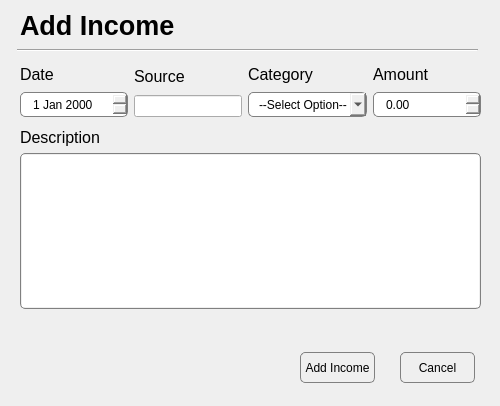
Old version of the form incomeDialog.ui in the repository j-bloom/BudgetBuddy.
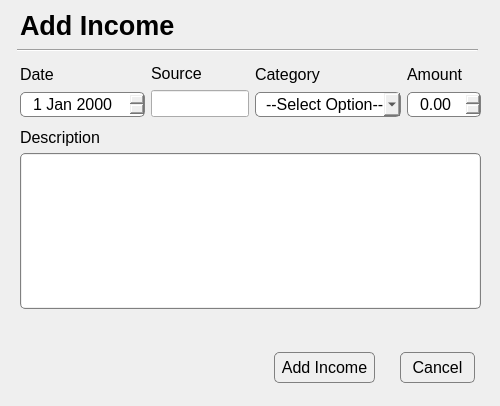
New version of the form.

Commit message: remove date sort and modify font size for better UX

The edit to the form file:
```diff
--- a/incomeDialog.ui
+++ b/incomeDialog.ui
@@ -91,6 +91,11 @@
      <height>31</height>
     </rect>
    </property>
+   <property name="font">
+    <font>
+     <pointsize>12</pointsize>
+    </font>
+   </property>
    <property name="text">
     <string>Cancel</string>
    </property>
@@ -98,12 +103,17 @@
   <widget class="QPushButton" name="incomeAddPushButton">
    <property name="geometry">
     <rect>
-     <x>300</x>
+     <x>274</x>
      <y>352</y>
-     <width>75</width>
+     <width>101</width>
      <height>31</height>
     </rect>
    </property>
+   <property name="font">
+    <font>
+     <pointsize>12</pointsize>
+    </font>
+   </property>
    <property name="text">
     <string>Add Income</string>
    </property>
@@ -173,6 +183,11 @@
           <height>25</height>
          </size>
         </property>
+        <property name="font">
+         <font>
+          <pointsize>12</pointsize>
+         </font>
+        </property>
        </widget>
       </item>
      </layout>
@@ -199,6 +214,11 @@
           <verstretch>0</verstretch>
          </sizepolicy>
         </property>
+        <property name="font">
+         <font>
+          <pointsize>12</pointsize>
+         </font>
+        </property>
        </widget>
       </item>
      </layout>
@@ -231,6 +251,11 @@
           <height>25</height>
          </size>
         </property>
+        <property name="font">
+         <font>
+          <pointsize>12</pointsize>
+         </font>
+        </property>
         <property name="placeholderText" stdset="0">
          <string>--Select Option--</string>
         </property>
@@ -296,6 +321,11 @@
           <height>25</height>
          </size>
         </property>
+        <property name="font">
+         <font>
+          <pointsize>12</pointsize>
+         </font>
+        </property>
        </widget>
       </item>
      </layout>
```
Left out of the diff: 8 changed lines with no effect on the pictures. The commit also changes 2 other files.
